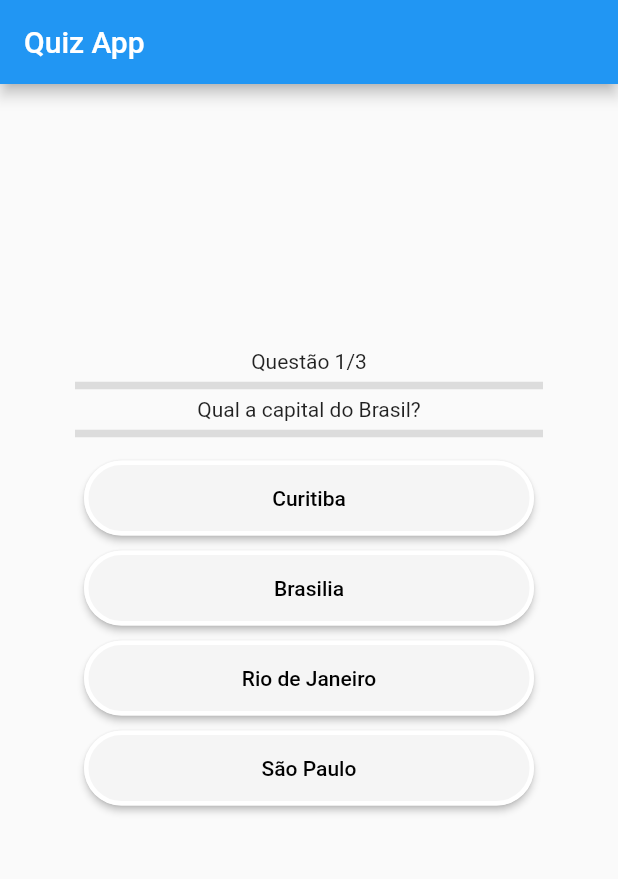
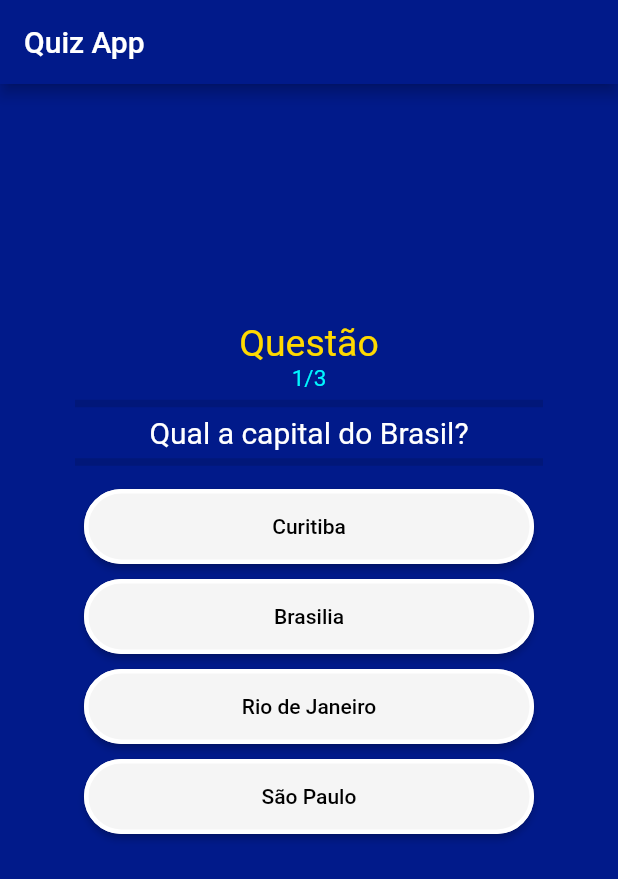
Before and after one commit to Brenin1991/quiz_flutter_aula, a Flutter app: the screen it shows after launch, on a phone screen of 412 x 824 dp. Shown: the top 879 px of the screen. Run offline on Flutter 3.47's test engine with Material 2 defaults, Android fonts, the phone set to English and light mode, and no system bars.

Commit message:
modificando cores

```diff
--- a/quiz_app/lib/botao_alternativa.dart
+++ b/quiz_app/lib/botao_alternativa.dart
@@ -27,7 +27,31 @@ class BotaoAlternativa extends StatelessWidget {
           width: 300,
           height: 50,
           child: ElevatedButton(
-            style: ElevatedButton.styleFrom(
+            style: selecionada && respondeu
+                ? acertou
+                    ? ElevatedButton.styleFrom(
+                        backgroundColor: Color.fromARGB(255, 0, 138, 11),
+                        foregroundColor: Color.fromARGB(255, 255, 255, 255),
+                        shape: RoundedRectangleBorder(
+                          borderRadius: BorderRadius.circular(50),
+                          side: BorderSide(
+                            color: selecionada ? Colors.amber : Colors.white,
+                            width: 3.0,
+                          ),
+                        ),
+                      )
+                    : ElevatedButton.styleFrom(
+                        backgroundColor: Color.fromARGB(255, 151, 0, 0),
+                        foregroundColor: Color.fromARGB(255, 255, 255, 255),
+                        shape: RoundedRectangleBorder(
+                          borderRadius: BorderRadius.circular(50),
+                          side: BorderSide(
+                            color: selecionada ? Colors.amber : Colors.white,
+                            width: 3.0,
+                          ),
+                        ),
+                      )
+                : ElevatedButton.styleFrom(
                     backgroundColor: Colors.grey[100],
                     foregroundColor: Colors.black,
                     shape: RoundedRectangleBorder(
@@ -50,12 +74,12 @@ class BotaoAlternativa extends StatelessWidget {
                     ? Expanded(
                         child: acertou
                             ? Icon(
-                                Icons.thumb_up,
-                                color: Colors.green,
+                                Icons.check,
+                                color: Colors.white,
                               )
                             : Icon(
-                                Icons.thumb_down,
-                                color: Colors.red,
+                                Icons.close,
+                                color: Colors.white,
                               ),
                       )
                     : Spacer(),
--- a/quiz_app/lib/home_page.dart
+++ b/quiz_app/lib/home_page.dart
@@ -32,17 +32,40 @@ class _HomePageState extends State<HomePage> {
     return Scaffold(
       appBar: AppBar(
         title: Text("Quiz App"),
+        backgroundColor: Color.fromARGB(255, 1, 26, 138),
       ),
       body: controladorQuiz.verResultados
           ? Container(
+              decoration:
+                  new BoxDecoration(color: Color.fromARGB(255, 1, 26, 138)),
               child: Center(
+                child: Container(
+                  margin: EdgeInsets.all(24),
                   child: Column(
                     mainAxisAlignment: MainAxisAlignment.center,
                     children: [
-                    Text("Resultado"),
                       Text(
-                        ": ACERTOS: ${controladorQuiz.acertos} ERROS: ${controladorQuiz.erros}"),
+                          style: TextStyle(
+                              fontSize: 25,
+                              color: Color.fromARGB(255, 255, 217, 0)),
+                          "Resultado"),
+                      Text(
+                          style: TextStyle(
+                              fontSize: 20,
+                              color: Color.fromARGB(255, 241, 241, 241)),
+                          "ACERTOS: ${controladorQuiz.acertos} ERROS: ${controladorQuiz.erros}"),
                       ElevatedButton(
+                        style: ElevatedButton.styleFrom(
+                          backgroundColor: Color.fromARGB(255, 35, 150, 0),
+                          foregroundColor: Color.fromARGB(255, 255, 255, 255),
+                          shape: RoundedRectangleBorder(
+                            borderRadius: BorderRadius.circular(50),
+                            side: BorderSide(
+                              color: Colors.amber,
+                              width: 3.0,
+                            ),
+                          ),
+                        ),
                         child: Text('Jogar Novamente'),
                         onPressed: () {
                           setState(() {
@@ -54,17 +77,32 @@ class _HomePageState extends State<HomePage> {
                     ],
                   ),
                 ),
+              ),
             )
           : Container(
+              decoration:
+                  new BoxDecoration(color: Color.fromARGB(255, 1, 26, 138)),
               padding: EdgeInsets.all(50),
               child: Center(
                 child: Column(
                   mainAxisAlignment: MainAxisAlignment.center,
                   children: [
                     Text(
-                        "Questão ${controladorQuiz.indiceQuestaoAtual}/${controladorQuiz.quantidadeTotalQuestoes}"),
+                        style: TextStyle(
+                            fontSize: 25,
+                            color: Color.fromARGB(255, 255, 217, 0)),
+                        "Questão"),
+                    Text(
+                        style: TextStyle(
+                            fontSize: 15,
+                            color: Color.fromARGB(255, 0, 247, 255)),
+                        "${controladorQuiz.indiceQuestaoAtual}/${controladorQuiz.quantidadeTotalQuestoes}"),
                     Divider(thickness: 5),
-                    Text(questao.enunciado),
+                    Text(
+                        style: TextStyle(
+                            fontSize: 20,
+                            color: Color.fromARGB(255, 255, 255, 255)),
+                        questao.enunciado),
                     Divider(thickness: 5),
                     SizedBox(height: 10),
                     ...controladorQuiz.questaoAtual.alternativas.map(
```
Lines whose indentation alone changed are shown as unchanged.
